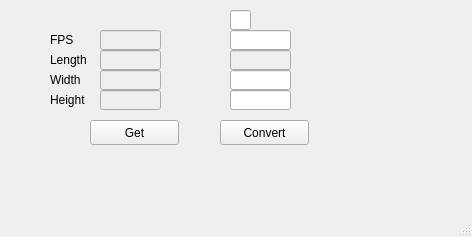
Above: src/run.ui from OrJaku/video-maker before the change. Below: the same form after it.
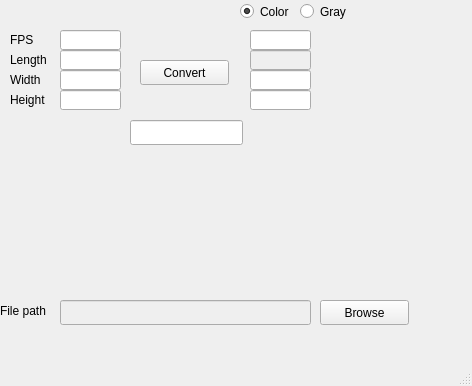
That is the form after the change.

Commit message: Open file from sys path

What changed in the file:
```diff
--- a/src/run.ui
+++ b/src/run.ui
@@ -7,33 +7,20 @@
     <x>0</x>
     <y>0</y>
     <width>472</width>
-    <height>237</height>
+    <height>386</height>
    </rect>
   </property>
   <property name="windowTitle">
    <string>MainWindow</string>
   </property>
   <widget class="QWidget" name="centralwidget">
-   <widget class="QPushButton" name="loadVideo">
-    <property name="geometry">
-     <rect>
-      <x>90</x>
-      <y>120</y>
-      <width>89</width>
-      <height>25</height>
-     </rect>
-    </property>
-    <property name="text">
-     <string>Get</string>
-    </property>
-   </widget>
    <widget class="QLineEdit" name="fpsVideo">
     <property name="enabled">
-     <bool>false</bool>
+     <bool>true</bool>
     </property>
     <property name="geometry">
      <rect>
-      <x>100</x>
+      <x>60</x>
       <y>30</y>
       <width>61</width>
       <height>20</height>
@@ -42,11 +29,11 @@
    </widget>
    <widget class="QLineEdit" name="lengthVideo">
     <property name="enabled">
-     <bool>false</bool>
+     <bool>true</bool>
     </property>
     <property name="geometry">
      <rect>
-      <x>100</x>
+      <x>60</x>
       <y>50</y>
       <width>61</width>
       <height>20</height>
@@ -55,11 +42,11 @@
    </widget>
    <widget class="QLineEdit" name="widthVideo">
     <property name="enabled">
-     <bool>false</bool>
+     <bool>true</bool>
     </property>
     <property name="geometry">
      <rect>
-      <x>100</x>
+      <x>60</x>
       <y>70</y>
       <width>61</width>
       <height>20</height>
@@ -68,11 +55,11 @@
    </widget>
    <widget class="QLineEdit" name="heightVideo">
     <property name="enabled">
-     <bool>false</bool>
+     <bool>true</bool>
     </property>
     <property name="geometry">
      <rect>
-      <x>100</x>
+      <x>60</x>
       <y>90</y>
       <width>61</width>
       <height>20</height>
@@ -82,8 +69,8 @@
    <widget class="QPushButton" name="convertVideo">
     <property name="geometry">
      <rect>
-      <x>220</x>
-      <y>120</y>
+      <x>140</x>
+      <y>60</y>
       <width>89</width>
       <height>25</height>
      </rect>
@@ -95,7 +82,7 @@
    <widget class="QLineEdit" name="fpsConvert">
     <property name="geometry">
      <rect>
-      <x>230</x>
+      <x>250</x>
       <y>30</y>
       <width>61</width>
       <height>20</height>
@@ -105,7 +92,7 @@
    <widget class="QLineEdit" name="widthConvert">
     <property name="geometry">
      <rect>
-      <x>230</x>
+      <x>250</x>
       <y>70</y>
       <width>61</width>
       <height>20</height>
@@ -115,7 +102,7 @@
    <widget class="QLineEdit" name="heightConvert">
     <property name="geometry">
      <rect>
-      <x>230</x>
+      <x>250</x>
       <y>90</y>
       <width>61</width>
       <height>20</height>
@@ -128,7 +115,7 @@
     </property>
     <property name="geometry">
      <rect>
-      <x>230</x>
+      <x>250</x>
       <y>50</y>
       <width>61</width>
       <height>20</height>
@@ -138,7 +125,7 @@
    <widget class="QLabel" name="label">
     <property name="geometry">
      <rect>
-      <x>50</x>
+      <x>10</x>
       <y>30</y>
       <width>31</width>
       <height>20</height>
@@ -151,7 +138,7 @@
    <widget class="QLabel" name="label_2">
     <property name="geometry">
      <rect>
-      <x>50</x>
+      <x>10</x>
       <y>50</y>
       <width>51</width>
       <height>20</height>
@@ -164,7 +151,7 @@
    <widget class="QLabel" name="label_3">
     <property name="geometry">
      <rect>
-      <x>50</x>
+      <x>10</x>
       <y>70</y>
       <width>51</width>
       <height>20</height>
@@ -177,7 +164,7 @@
    <widget class="QLabel" name="label_4">
     <property name="geometry">
      <rect>
-      <x>50</x>
+      <x>10</x>
       <y>90</y>
       <width>51</width>
       <height>20</height>
@@ -187,14 +174,91 @@
      <string>Height</string>
     </property>
    </widget>
-   <widget class="QLineEdit" name="colorConvert">
+   <widget class="QRadioButton" name="colorRadio">
     <property name="geometry">
      <rect>
-      <x>230</x>
-      <y>10</y>
-      <width>21</width>
-      <height>20</height>
+      <x>240</x>
+      <y>0</y>
+      <width>112</width>
+      <height>23</height>
      </rect>
+    </property>
+    <property name="tabletTracking">
+     <bool>false</bool>
+    </property>
+    <property name="text">
+     <string>Color</string>
+    </property>
+    <property name="checked">
+     <bool>true</bool>
+    </property>
+   </widget>
+   <widget class="QRadioButton" name="grayRadio">
+    <property name="geometry">
+     <rect>
+      <x>300</x>
+      <y>0</y>
+      <width>112</width>
+      <height>23</height>
+     </rect>
+    </property>
+    <property name="text">
+     <string>Gray</string>
+    </property>
+    <property name="autoRepeat">
+     <bool>false</bool>
+    </property>
+    <property name="autoExclusive">
+     <bool>true</bool>
+    </property>
+   </widget>
+   <widget class="QLineEdit" name="ComlitedLbl">
+    <property name="geometry">
+     <rect>
+      <x>130</x>
+      <y>120</y>
+      <width>113</width>
+      <height>25</height>
+     </rect>
+    </property>
+   </widget>
+   <widget class="QLabel" name="label_5">
+    <property name="geometry">
+     <rect>
+      <x>0</x>
+      <y>300</y>
+      <width>67</width>
+      <height>21</height>
+     </rect>
+    </property>
+    <property name="text">
+     <string>File path</string>
+    </property>
+   </widget>
+   <widget class="QLineEdit" name="filePathWindow">
+    <property name="enabled">
+     <bool>false</bool>
+    </property>
+    <property name="geometry">
+     <rect>
+      <x>60</x>
+      <y>300</y>
+      <width>251</width>
+      <height>25</height>
+     </rect>
+    </property>
+   </widget>
+   <widget class="QPushButton" name="browseButton">
+    <property name="geometry">
+     <rect>
+      <x>320</x>
+      <y>300</y>
+      <width>89</width>
+      <height>25</height>
+     </rect>
+    </property>
+    <property name="text">
+     <string>Browse</string>
     </property>
    </widget>
   </widget>
```
Left out of the diff: 5 changed lines with no effect on the pictures. The commit also changes 2 other files.
